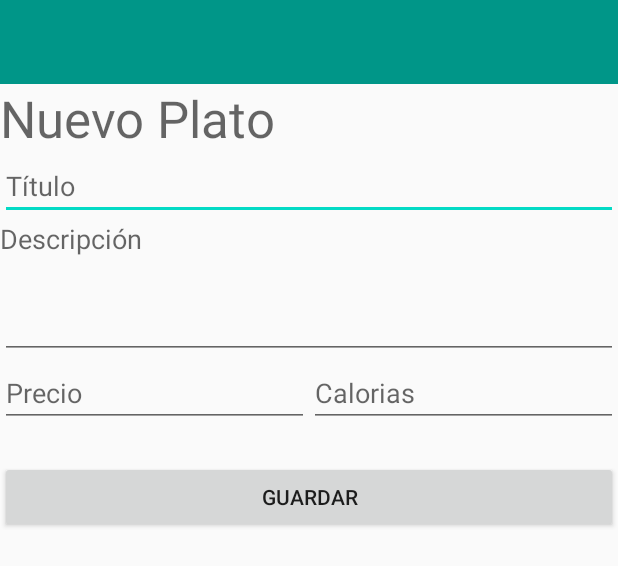
After one commit to fio154/Laboratorio, an Android app: the layout activity_crear_item.xml on its own in the app's theme, with its tools: preview values and no code run, on a phone screen of 412 x 824 dp. The commit adds this screen. Shown: the top 566 px of the screen. Run offline under Robolectric (Android 15) with nearby library versions, the phone set to English and light mode, and no system bars.

Commit message:
Última versión 23/9 - 2

```diff
--- a/app/src/main/java/isi/dam/sendmeal/CrearItemActivity.java
+++ b/app/src/main/java/isi/dam/sendmeal/CrearItemActivity.java
@@ -44,9 +44,13 @@ public class CrearItemActivity extends AppCompatActivity {
 
     public boolean validarDatos() {
         boolean validos = true;
+
         if(titulo.getText().toString().isEmpty()) {
             validos = false;
             titulo.setError("Campo obligatorio");
+        } else if(platoRepetido(titulo.getText().toString())){
+            validos = false;
+            titulo.setError("El plato ya existe");
         }
         if(descripcion.getText().toString().isEmpty()) {
             validos = false;
@@ -60,6 +64,7 @@ public class CrearItemActivity extends AppCompatActivity {
             validos = false;
             calorias.setError("Campo obligatorio");
         }
+
 
         return validos;
     }
@@ -85,4 +90,11 @@ public class CrearItemActivity extends AppCompatActivity {
         precio.setText(null);
         calorias.setText(null);
     }
+
+    public boolean platoRepetido(String plato){
+
+        //for(int i=0; i<Plato.lista_platos)
+
+        return true;
+    }
 }
--- /dev/null
+++ b/app/src/main/res/layout/activity_crear_item.xml
@@ -0,0 +1,77 @@
+<?xml version="1.0" encoding="utf-8"?>
+<LinearLayout xmlns:android="http://schemas.android.com/apk/res/android"
+    xmlns:app="http://schemas.android.com/apk/res-auto"
+    xmlns:tools="http://schemas.android.com/tools"
+    android:layout_width="match_parent"
+    android:layout_height="match_parent"
+    android:orientation="vertical"
+    tools:context=".CrearItemActivity">
+
+    <androidx.appcompat.widget.Toolbar
+        android:layout_width="match_parent"
+        android:id="@+id/toolbar"
+        android:layout_height="?attr/actionBarSize"
+        android:background="@color/colorPrimary"
+        xmlns:android="http://schemas.android.com/apk/res/android"/>
+
+    <TextView
+        android:id="@+id/nuevo_plato"
+        android:layout_width="match_parent"
+        android:layout_height="wrap_content"
+        android:text="Nuevo Plato"
+        android:textAppearance="@style/TextAppearance.AppCompat.Display1" />
+
+    <EditText
+        android:id="@+id/titulo"
+        android:layout_width="match_parent"
+        android:layout_height="wrap_content"
+        android:ems="10"
+        android:hint="Título"
+        android:inputType="textPersonName" />
+
+    <TextView
+        android:id="@+id/tv_descripcion"
+        android:layout_width="match_parent"
+        android:layout_height="wrap_content"
+        android:text="Descripción "
+        android:textAppearance="@style/TextAppearance.AppCompat.Medium" />
+
+    <EditText
+        android:id="@+id/descripcion"
+        android:layout_width="match_parent"
+        android:layout_height="68dp"
+        android:ems="10"
+        android:inputType="textPersonName" />
+
+    <LinearLayout
+        android:layout_width="match_parent"
+        android:layout_height="68dp"
+        android:orientation="horizontal">
+
+        <EditText
+            android:id="@+id/precio"
+            android:layout_width="wrap_content"
+            android:layout_height="wrap_content"
+            android:layout_weight="1"
+            android:ems="10"
+            android:hint="Precio"
+            android:inputType="numberDecimal" />
+
+        <EditText
+            android:id="@+id/calorias"
+            android:layout_width="wrap_content"
+            android:layout_height="wrap_content"
+            android:layout_weight="1"
+            android:ems="10"
+            android:hint="Calorias"
+            android:inputType="number" />
+    </LinearLayout>
+
+    <Button
+        android:id="@+id/btn_guardar"
+        android:layout_width="match_parent"
+        android:layout_height="wrap_content"
+        android:text="guardar" />
+
+
+</LinearLayout>
```
Also changed, not shown: app/src/main/res/drawable/imagensplash.jpg (added).
